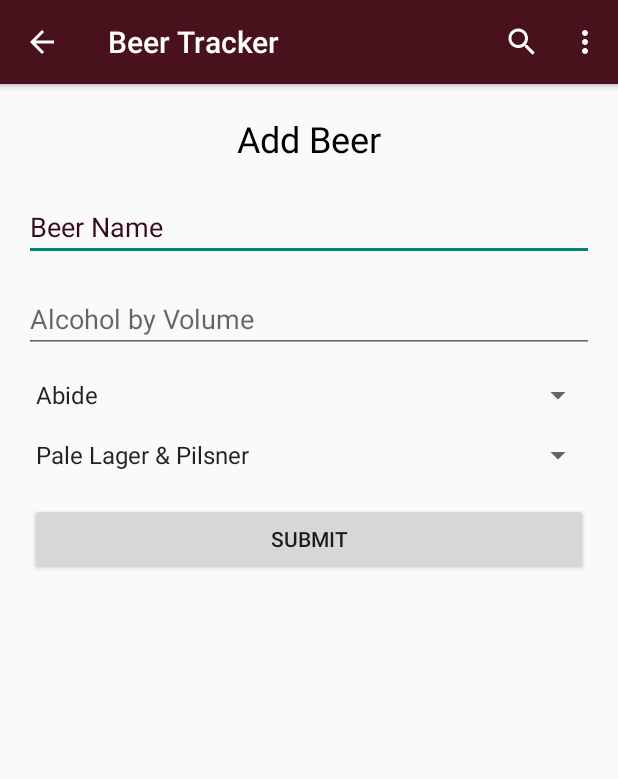
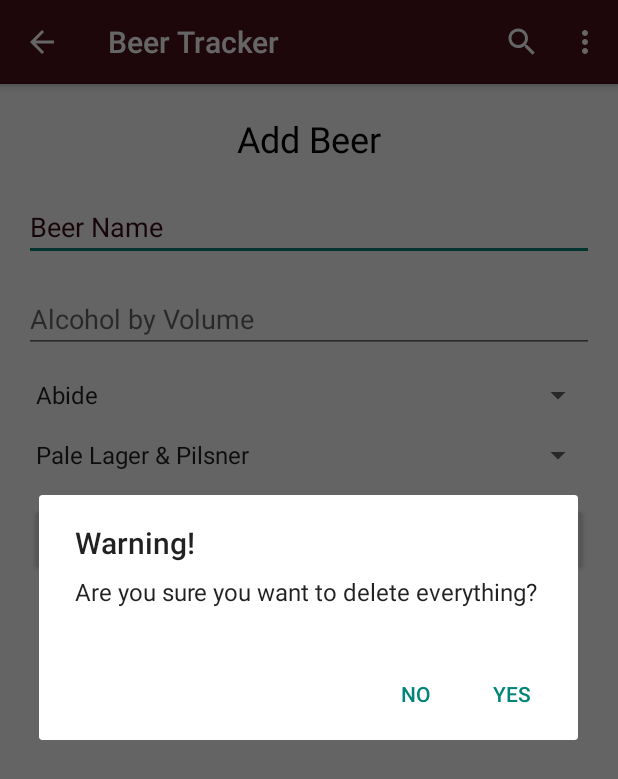
Before and after one commit to fsanchez4/Beer-Tracker-App, an Android app: the AddBeer screen opened directly, with no data from a screen before it, in the options menu, after a tap on "Delete All", on a phone screen of 412 x 824 dp. Shown: the top 779 px of the screen. Run offline under Robolectric (Android 15) with nearby library versions, the phone set to English and light mode, and no system bars; our stand-ins replace Room's generated code.

Commit message:
adding dialog pop-up for deleteAll

```diff
--- a/app/src/main/java/com/csc4360/beertracker/AddBeer.java
+++ b/app/src/main/java/com/csc4360/beertracker/AddBeer.java
@@ -1,8 +1,10 @@
 package com.csc4360.beertracker;
 
+import androidx.appcompat.app.AlertDialog;
 import androidx.appcompat.app.AppCompatActivity;
 
 import android.app.ActionBar;
+import android.content.DialogInterface;
 import android.os.Bundle;
 import android.view.Menu;
 import android.view.MenuInflater;
@@ -69,7 +71,25 @@ public class AddBeer extends AppCompatActivity implements NavigationHost {
 
             case R.id.delete_beer_action:
                 // User chose the "Delete" action
-                MainActivity.appDatabase.beerDao().deleteAll();
+                AlertDialog.Builder builder = new AlertDialog.Builder(AddBeer.this);
+
+                builder.setTitle("Warning!");
+                builder.setMessage("Are you sure you want to delete everything?");
+                builder.setPositiveButton("Yes", new DialogInterface.OnClickListener() {
+                    @Override
+                    public void onClick(DialogInterface dialogInterface, int i) {
+                        MainActivity.appDatabase.beerDao().deleteAll();
+                    }
+                });
+                builder.setNegativeButton("no", new DialogInterface.OnClickListener() {
+                    @Override
+                    public void onClick(DialogInterface dialogInterface, int i) {
+
+                    }
+                });
+
+                AlertDialog dialog = builder.create();
+                dialog.show();
                 return true;
 
             default:
--- a/app/src/main/java/com/csc4360/beertracker/SearchActivity.java
+++ b/app/src/main/java/com/csc4360/beertracker/SearchActivity.java
@@ -1,8 +1,9 @@
 package com.csc4360.beertracker;
 
+import androidx.appcompat.app.AlertDialog;
 import androidx.appcompat.app.AppCompatActivity;
+
 import android.content.DialogInterface;
-import androidx.appcompat.app.AlertDialog;
 import android.content.Intent;
 import android.os.Bundle;
 import android.util.Log;
@@ -74,7 +75,8 @@ public class SearchActivity extends AppCompatActivity implements NavigationHost
                 return true;
 
             case R.id.delete_beer_action:
-                // User chose the "Delete" action with dialog pop up
+                // User chose the "Delete" action
+
                 AlertDialog.Builder builder = new AlertDialog.Builder(SearchActivity.this);
 
                 builder.setTitle("Warning!");
```
Also changed, not shown: app/src/main/java/com/csc4360/beertracker/DetailsActivity.java (+22 -1 lines), app/src/main/java/com/csc4360/beertracker/MainActivity.java (+24 -1 lines), app/src/main/java/com/csc4360/beertracker/splashScreen.java (added, +34 -0 lines).
